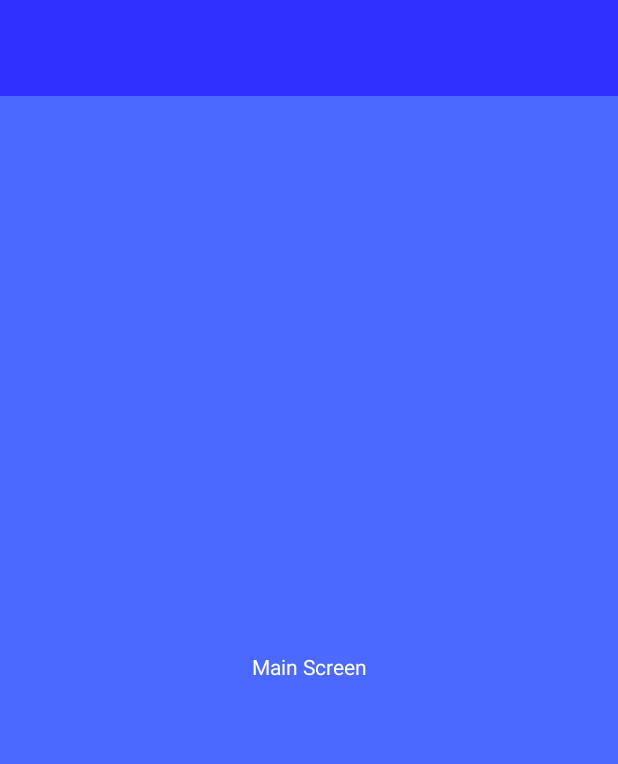
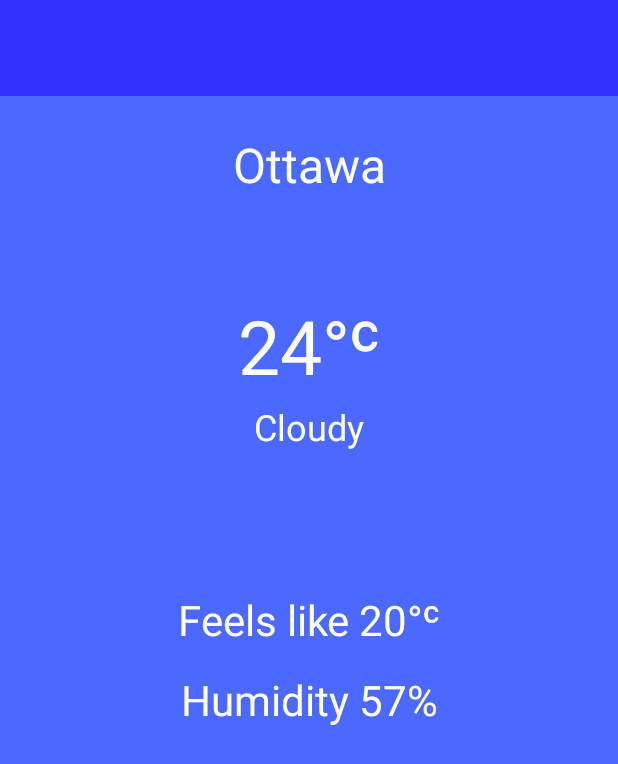
Before and after one commit to KitsuneFolk/WeatherUI, an Android app: the layout screen_main.xml on its own in the app's theme, with its tools: preview values and no code run, on a phone screen of 412 x 824 dp. Shown: the top 764 px of the screen. Run offline under Robolectric (Android 15) with nearby library versions, the phone set to English and light mode, and no system bars.

Commit message:
Added description of the weather, feels like and humidity.

```diff
--- a/app/src/main/java/com/pandacorp/weatherui/presentation/view/screens/MainScreen.java
+++ b/app/src/main/java/com/pandacorp/weatherui/presentation/view/screens/MainScreen.java
@@ -20,6 +20,8 @@ import com.birjuvachhani.locus.Locus;
 import com.google.android.material.snackbar.Snackbar;
 import com.pandacorp.weatherui.R;
 import com.pandacorp.weatherui.databinding.ScreenMainBinding;
+import com.pandacorp.weatherui.domain.model.Weather;
+import com.pandacorp.weatherui.domain.model.WeatherItem;
 import com.pandacorp.weatherui.presentation.model.WeatherModel;
 import com.pandacorp.weatherui.presentation.presenter.WeatherPresenter;
 import com.pandacorp.weatherui.presentation.utils.PreferenceHandler;
@@ -68,13 +70,25 @@ public class MainScreen extends DaggerFragment implements WeatherView {
     @Override
     public void displayWeather(WeatherModel weatherModel) {
         assert weatherModel.getWeatherItem() != null;
-        String currentTemperature = String.valueOf(weatherModel.getWeatherItem().getMain().getTemp());
-        binding.textView.setText(currentTemperature);
+        WeatherItem weatherItem = weatherModel.getWeatherItem();
+        String unitMark = "ᶜ";
+        String currentTemperature = weatherItem.getMain().getTemp() + "°" + unitMark;
+        String location = ""; //TODO:
+        String feelsLike = requireContext().getString(R.string.feelsLike) + " " + weatherItem.getMain().getFeelsLike() + "°" + unitMark;
+        String humidity = requireContext().getString(R.string.humidity) + " " + weatherItem.getMain().getHumidity() + "%";
+        binding.locationText.setText(location);
+        binding.temperatureText.setText(currentTemperature);
+        Weather weather = weatherItem.getWeather().get(0);
+        if (weather != null) {
+            binding.descriptionText.setText(weather.getDescription());
+        }
+        binding.feelsLikeText.setText(feelsLike);
+        binding.humidityText.setText(humidity);
     }
 
     @Override
     public void displayError(String errorMessage) {
-        Snackbar.make(binding.textView, errorMessage, Snackbar.LENGTH_LONG).setTextColor(Color.WHITE).show();
+        Snackbar.make(binding.getRoot(), errorMessage, Snackbar.LENGTH_LONG).setTextColor(Color.WHITE).show();
     }
 
     private void restoreInstanceState(Bundle savedInstanceState) {
--- a/app/src/main/res/layout/screen_main.xml
+++ b/app/src/main/res/layout/screen_main.xml
@@ -1,13 +1,19 @@
 <?xml version="1.0" encoding="utf-8"?>
 <androidx.coordinatorlayout.widget.CoordinatorLayout xmlns:android="http://schemas.android.com/apk/res/android"
     xmlns:app="http://schemas.android.com/apk/res-auto"
+    xmlns:tools="http://schemas.android.com/tools"
     android:layout_width="match_parent"
     android:layout_height="match_parent"
     android:background="?android:attr/colorBackground">
 
-    <androidx.constraintlayout.widget.ConstraintLayout
+    <ScrollView
         android:layout_width="match_parent"
         android:layout_height="match_parent">
+
+        <LinearLayout
+            android:layout_width="match_parent"
+            android:layout_height="wrap_content"
+            android:orientation="vertical">
 
             <include
                 android:id="@+id/toolbarInclude"
@@ -16,16 +22,79 @@
                 app:layout_constraintStart_toStartOf="parent"
                 app:layout_constraintTop_toTopOf="parent" />
 
+            <androidx.constraintlayout.widget.ConstraintLayout
+                android:layout_width="match_parent"
+                android:layout_height="wrap_content">
+
                 <TextView
-            android:id="@+id/textView"
+                    android:id="@+id/locationText"
                     android:layout_width="wrap_content"
                     android:layout_height="wrap_content"
-            android:text="Main Screen"
+                    android:layout_marginStart="10dp"
+                    android:layout_marginTop="24dp"
+                    android:layout_marginEnd="10dp"
+                    android:textSize="32sp"
+                    app:layout_constraintEnd_toEndOf="parent"
+                    app:layout_constraintStart_toStartOf="parent"
+                    app:layout_constraintTop_toTopOf="parent"
+                    tools:text="Ottawa" />
+
+                <TextView
+                    android:id="@+id/temperatureText"
+                    android:layout_width="wrap_content"
+                    android:layout_height="wrap_content"
+                    android:layout_marginStart="10dp"
+                    android:layout_marginEnd="10dp"
+                    android:textSize="50sp"
                     app:layout_constraintBottom_toBottomOf="parent"
                     app:layout_constraintEnd_toEndOf="parent"
                     app:layout_constraintStart_toStartOf="parent"
-            app:layout_constraintTop_toBottomOf="@id/toolbarInclude" />
+                    app:layout_constraintTop_toBottomOf="@+id/locationText"
+                    app:layout_constraintVertical_bias="0.20"
+                    tools:text="24°ᶜ" />
 
+                <TextView
+                    android:id="@+id/descriptionText"
+                    android:layout_width="wrap_content"
+                    android:layout_height="wrap_content"
+                    android:layout_marginStart="10dp"
+                    android:layout_marginTop="4dp"
+                    android:layout_marginEnd="10dp"
+                    android:textSize="24sp"
+                    app:layout_constraintEnd_toEndOf="@+id/temperatureText"
+                    app:layout_constraintStart_toStartOf="@+id/temperatureText"
+                    app:layout_constraintTop_toBottomOf="@+id/temperatureText"
+                    tools:text="Cloudy" />
+
+                <TextView
+                    android:id="@+id/feelsLikeText"
+                    android:layout_width="wrap_content"
+                    android:layout_height="wrap_content"
+                    android:layout_marginStart="10dp"
+                    android:layout_marginEnd="10dp"
+                    android:textSize="28sp"
+                    app:layout_constraintBottom_toBottomOf="parent"
+                    app:layout_constraintEnd_toEndOf="parent"
+                    app:layout_constraintStart_toStartOf="parent"
+                    app:layout_constraintTop_toBottomOf="@+id/descriptionText"
+                    tools:text="Feels like 20°ᶜ" />
+
+                <TextView
+                    android:id="@+id/humidityText"
+                    android:layout_width="wrap_content"
+                    android:layout_height="wrap_content"
+                    android:layout_marginStart="10dp"
+                    android:layout_marginTop="15dp"
+                    android:layout_marginEnd="10dp"
+                    android:layout_marginBottom="40dp"
+                    android:textSize="28sp"
+                    app:layout_constraintBottom_toBottomOf="parent"
+                    app:layout_constraintEnd_toEndOf="parent"
+                    app:layout_constraintStart_toStartOf="parent"
+                    app:layout_constraintTop_toBottomOf="@+id/feelsLikeText"
+                    tools:text="Humidity 57%" />
 
             </androidx.constraintlayout.widget.ConstraintLayout>
+        </LinearLayout>
+    </ScrollView>
 </androidx.coordinatorlayout.widget.CoordinatorLayout>
--- a/app/src/main/res/values/strings.xml
+++ b/app/src/main/res/values/strings.xml
@@ -10,4 +10,10 @@
     <string name="another">Another</string>
 
     <string name="cancel">Cancel</string>
+
+
+    <!-- Weather -->
+    <string name="feelsLike">Feels like</string>
+    <string name="humidity">Humidity</string>
+
 </resources>
```
Also changed, not shown: 2 other files. Lines whose indentation alone changed are shown as unchanged.
